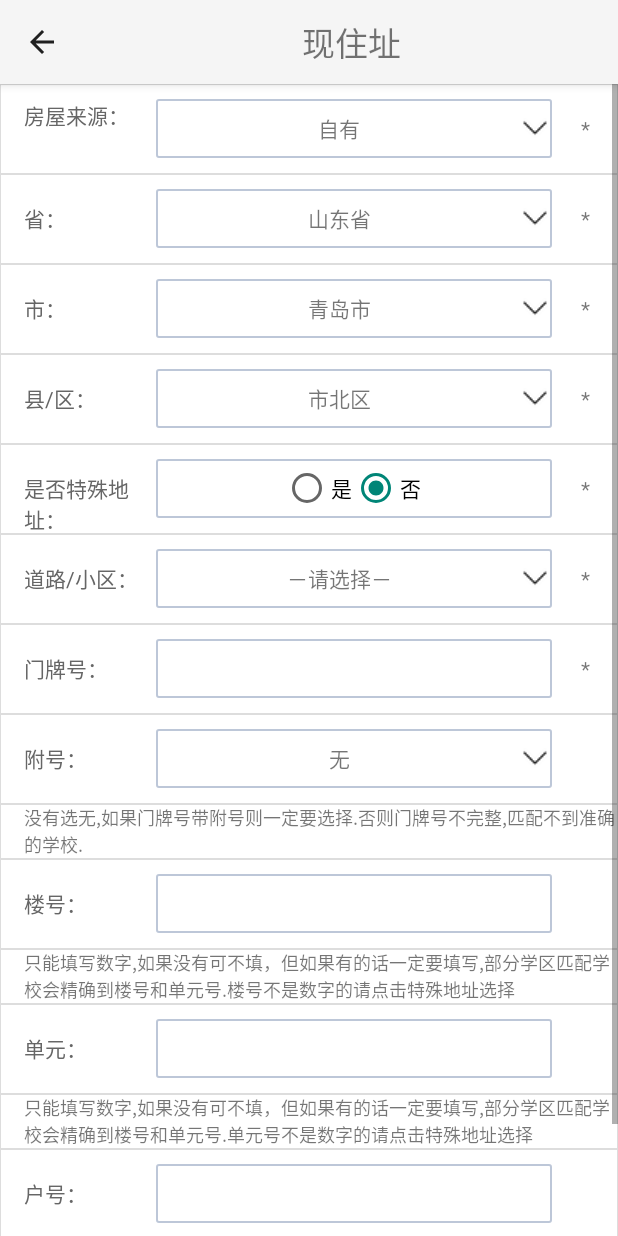
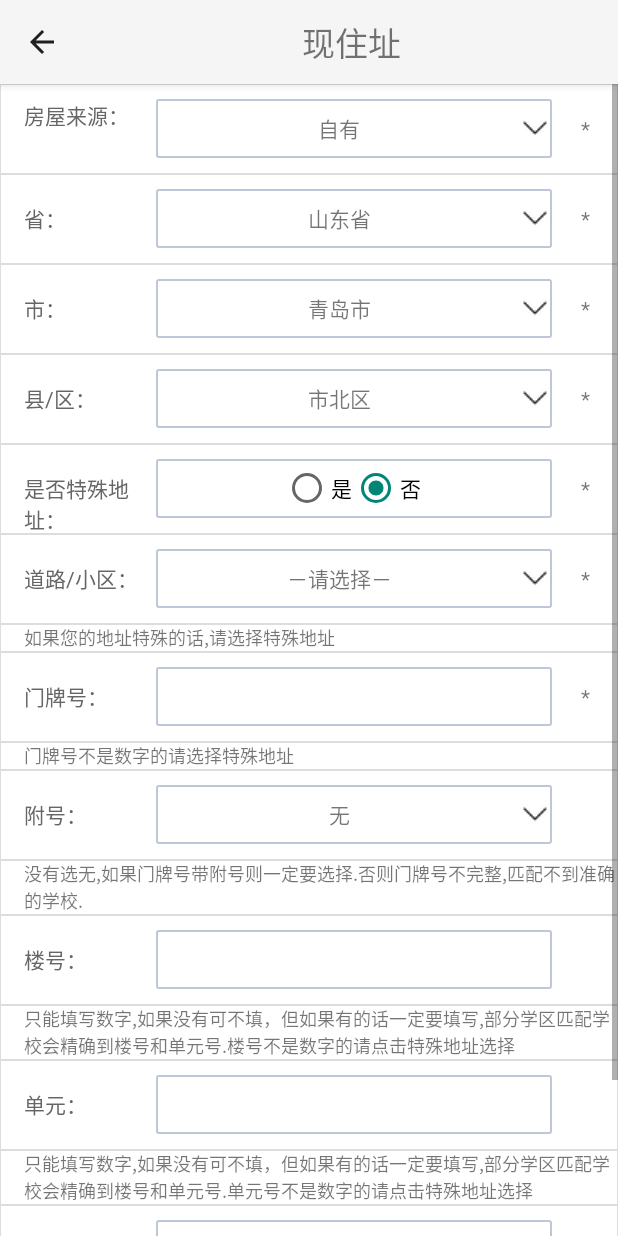
Before and after one commit to broderickwang/Regisn, an Android app: the HujidiActivity screen opened directly, with no data from a screen before it, after a tap on "下一步", on a phone screen of 412 x 824 dp. Run offline under Robolectric (Android 15) with nearby library versions, the phone set to English and light mode, and no system bars; libraries missing offline, so code that uses them is left out: com.bigkoo.pickerview, com.gc.materialdesign; 2 statements that could not run were skipped.

Commit message:
添加说明，修改户籍地中县/地区的获取方式，无延时

```diff
--- a/app/src/main/java/com/example/ttb/regisn/activity/HujidiActivity.java
+++ b/app/src/main/java/com/example/ttb/regisn/activity/HujidiActivity.java
@@ -107,8 +107,9 @@ public class HujidiActivity extends AppCompatActivity implements View.OnClickLis
             case R.id.hujidixian:
                 if(m_Shi.getText().length() > 0 && !m_Shi.getText().equals("－请选择－") && !m_Shi.getText().equals("-")){
 //                    new ServerCountiesAsynTask().execute(m_Shi.getText());
-                    new ServerCountiesAsynTask().executeOnExecutor(AsyncTask.THREAD_POOL_EXECUTOR,m_Shi.getText());
-                    Utils.initPickViewData(m_Xian,"请选择身份证类型",m_OptionMenu, FunctionHelper.country,m_Masker);
+//                    new ServerCountiesAsynTask().executeOnExecutor(AsyncTask.THREAD_POOL_EXECUTOR,m_Shi.getText());
+//                    Utils.initPickViewData(m_Xian,"请选择身份证类型",m_OptionMenu, FunctionHelper.country,m_Masker);
+                    Utils.initPickViewData(m_Xian,"请选择身份证类型",m_OptionMenu,FunctionHelper.country0405.get(m_Shi.getText()),m_Masker);
                     m_OptionMenu.show();
                 }else{
                     m_Xian.setText("-");
--- a/app/src/main/java/com/example/ttb/regisn/util/FunctionHelper.java
+++ b/app/src/main/java/com/example/ttb/regisn/util/FunctionHelper.java
@@ -8,6 +8,7 @@ import org.json.JSONObject;
 import java.util.ArrayList;
 import java.util.HashMap;
 import java.util.Hashtable;
+import java.util.Map;
 
 /**
  * Created by ttb on 16/4/18.
@@ -61,6 +62,8 @@ public class FunctionHelper {
     public static ArrayList<String> province1 = new ArrayList<>();
 
     public static ArrayList<InfoBean> city1 = new ArrayList<>();
+
+    public static Map<String ,ArrayList<InfoBean>> country0405 = new HashMap<>();
 
     public static ArrayList<String> county1 = new ArrayList<>();
 
--- a/app/src/main/java/com/example/ttb/regisn/util/ServerCountiesAsynTask.java
+++ b/app/src/main/java/com/example/ttb/regisn/util/ServerCountiesAsynTask.java
@@ -34,7 +34,7 @@ public class ServerCountiesAsynTask extends AsyncTask {
                 result = EntityUtils.toString(hr.getEntity());
                 Log.i(TAG,"result = "+result);
                 JSONArray ja1 = new JSONArray(result);
-                JsonUtil.JsonInfoCounty(ja1);
+                JsonUtil.JsonInfoCounty((String)objects[0],ja1);
             }
             //关闭连接
             if(hc != null){
--- a/app/src/main/res/layout/activity_nowadress.xml
+++ b/app/src/main/res/layout/activity_nowadress.xml
@@ -214,6 +214,13 @@
                     android:layout_weight="0.5"
                     android:text="*"/>
             </LinearLayout>
+            <TextView
+                android:layout_width="match_parent"
+                android:layout_height="wrap_content"
+                android:background="@drawable/linearlayout_boder1"
+                android:paddingLeft="@dimen/activity_vertical_margin"
+                android:textSize="12dp"
+                android:text="如果您的地址特殊的话,请选择特殊地址"/>
             <LinearLayout
                 android:layout_width="match_parent"
                 android:layout_height="@dimen/linearheightbig"
@@ -241,6 +248,13 @@
                     android:layout_weight="0.5"
                     android:text="*"/>
             </LinearLayout>
+            <TextView
+                android:layout_width="match_parent"
+                android:layout_height="wrap_content"
+                android:background="@drawable/linearlayout_boder1"
+                android:paddingLeft="@dimen/activity_vertical_margin"
+                android:textSize="12dp"
+                android:text="门牌号不是数字的请选择特殊地址"/>
             <LinearLayout
                 android:layout_width="match_parent"
                 android:layout_height="@dimen/linearheightbig"
```
Also changed, not shown: app/src/main/java/com/example/ttb/regisn/util/JsonUtil.java (+7 -2 lines), app/src/main/res/layout/activity_base_info_fhj.xml (+14 -0 lines), app/src/main/res/layout/activity_base_info_hj.xml (+14 -1 lines), app/src/main/res/layout/activity_hujiadress_huji.xml (+14 -0 lines).
